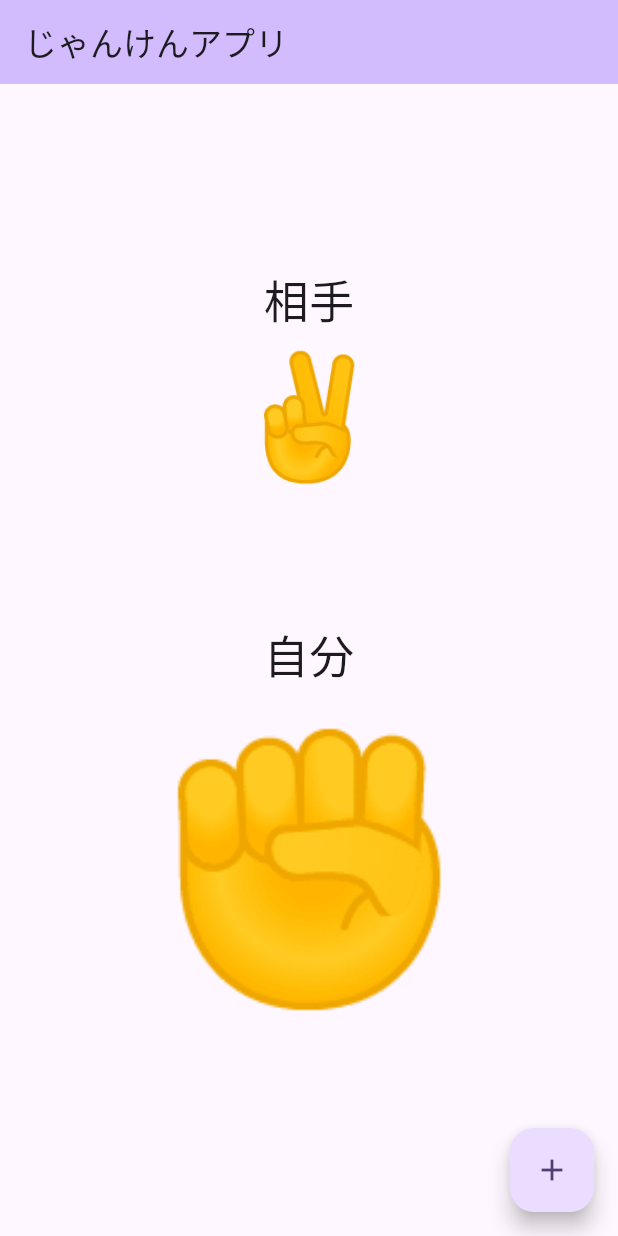
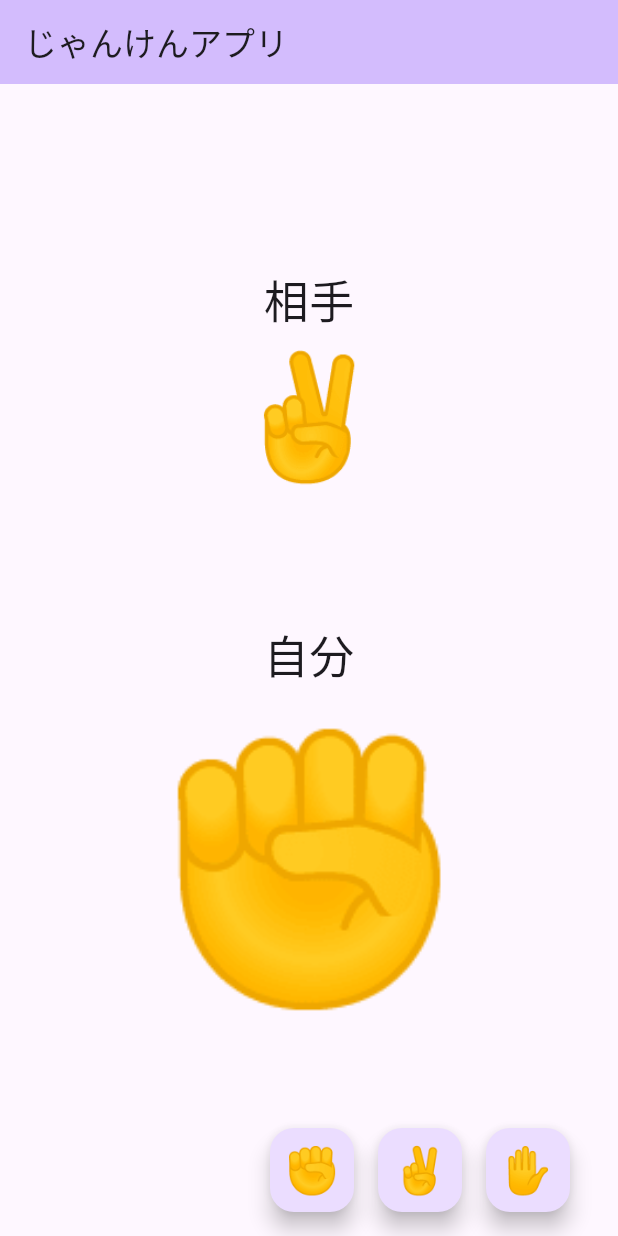
Before and after one commit to komachihashimoto/janken_flutter, a Flutter app: the screen it shows after launch, on a phone screen of 412 x 824 dp. Run offline on Flutter 3.47's test engine with Material 3 defaults, Android fonts, the phone set to English and light mode, and no system bars.

Commit message:
ボタンの実装

```diff
--- a/lib/main.dart
+++ b/lib/main.dart
@@ -73,9 +73,52 @@ class _MyHomePageState extends State<MyHomePage> {
           ],
         ),
       ),
-      floatingActionButton: FloatingActionButton(
-        onPressed: _chooseJankenText,
-        child: const Icon(Icons.add),
+      floatingActionButton: Row(
+        mainAxisAlignment: MainAxisAlignment.end,
+        children: [
+          FloatingActionButton(
+            onPressed: () {
+              setState(() {
+                jankenText = '✊';
+              });
+              },
+            child: const Text(
+              '✊',
+              style: TextStyle(fontSize: 30),
+            ),
+          ),
+          const SizedBox(
+            width: 16,
+          ),
+          FloatingActionButton(
+            onPressed: () {
+              setState(() {
+                jankenText = '✌';
+              });
+            },
+            child: const Text(
+              '✌',
+              style: TextStyle(fontSize: 30),
+            ),
+          ),
+          const SizedBox(
+            width: 16,
+          ),
+          FloatingActionButton(
+            onPressed: () {
+              setState(() {
+                jankenText = '✋';
+              });
+            },
+            child: const Text(
+              '✋',
+              style: TextStyle(fontSize: 30),
+            ),
+          ),
+          const SizedBox(
+            width: 16,
+          ),
+        ],
       ), // This trailing comma makes auto-formatting nicer for build methods.
     );
   }
```
